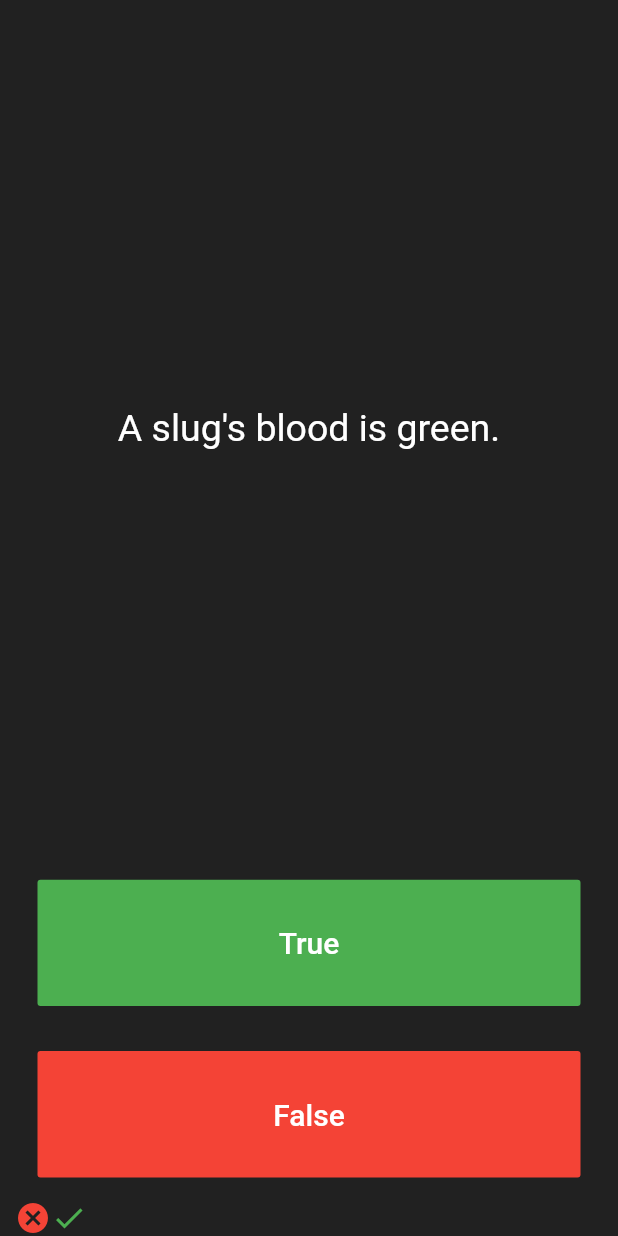
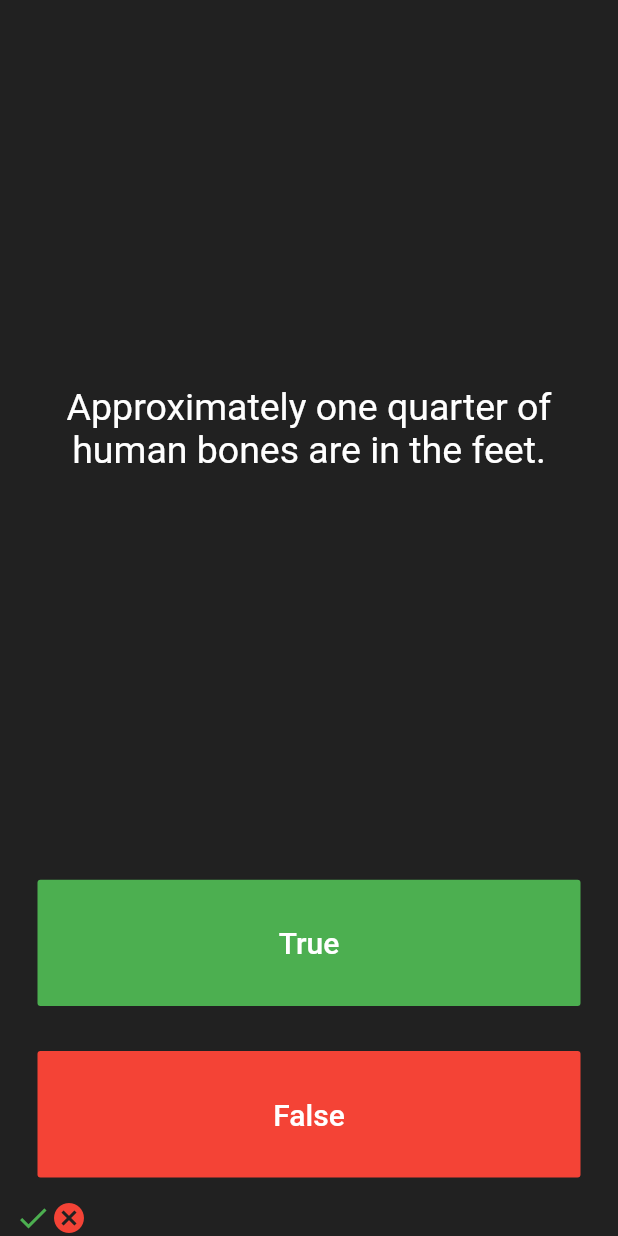
Before and after one commit to pelumy/Quizzler-App, a Flutter app: the screen it shows after launch, after a tap on "True", after a tap on "False", on a phone screen of 412 x 824 dp. Run offline on Flutter 3.47's test engine with Material 2 defaults, Android fonts, the phone set to English and light mode, and no system bars.

Commit message:
implemented abstraction

```diff
--- a/lib/main.dart
+++ b/lib/main.dart
@@ -1,4 +1,7 @@
 import 'package:flutter/material.dart';
+import 'quiz_brain.dart';
+
+QuizBrain quizBrain = QuizBrain();
 
 void main() => runApp(Quizzler());
 
@@ -27,13 +30,6 @@ class QuizPage extends StatefulWidget {
 class _QuizPageState extends State<QuizPage> {
 
   List<Icon> scoreKeeper = [];
-  List<String> questions = [
-    'You can lead a cow down stairs but not up stairs.',
-    'Approximately one quarter of human bones are in the feet.',
-    'A slug\'s blood is green.'
-  ];
-  List<bool> answers = [false, true, true];
-
   int questionNumber = 0;
 
   void changeQuestionNumber() {
@@ -54,7 +50,7 @@ class _QuizPageState extends State<QuizPage> {
             padding: EdgeInsets.all(10.0),
             child: Center(
               child: Text(
-                questions[questionNumber],
+                quizBrain.questionBank[questionNumber].questionText,
                 textAlign: TextAlign.center,
                 style: TextStyle(
                   fontSize: 25.0,
@@ -79,7 +75,7 @@ class _QuizPageState extends State<QuizPage> {
               ),
               onPressed: () {
                 //The user picked true.
-                bool correctAnswer = answers[questionNumber];
+                bool correctAnswer = quizBrain.questionBank[questionNumber].questionAnswer;
                 if (correctAnswer == true) {
                   setState(() {
                     scoreKeeper.add(Icon(Icons.check, color: Colors.green,),);
@@ -108,7 +104,7 @@ class _QuizPageState extends State<QuizPage> {
               ),
               onPressed: () {
                 //The user picked false.
-                bool correctAnswer = answers[questionNumber];
+                bool correctAnswer = quizBrain.questionBank[questionNumber].questionAnswer;
                 if (correctAnswer == false) {
                   setState(() {
                     scoreKeeper.add(Icon(Icons.cancel, color: Colors.red,),);
--- /dev/null
+++ b/lib/question.dart
@@ -0,0 +1,10 @@
+
+class Question {
+  String questionText;
+  bool questionAnswer;
+
+  Question(String q, bool a) {
+    questionText = q;
+    questionAnswer = a;
+  }
+}
--- /dev/null
+++ b/lib/quiz_brain.dart
@@ -0,0 +1,32 @@
+import 'question.dart';
+
+class QuizBrain {
+  List<Question> questionBank = [
+    Question('Some cats are actually allergic to humans', true),
+    Question('You can lead a cow down stairs but not up stairs.', false),
+    Question('Approximately one quarter of human bones are in the feet.', true),
+    Question('A slug\'s blood is green.', true),
+    Question('Buzz Aldrin\'s mother\'s maiden name was \"Moon\".', true),
+    Question('It is illegal to pee in the Ocean in Portugal.', true),
+    Question(
+        'No piece of square dry paper can be folded in half more than 7 times.',
+        false),
+    Question(
+        'In London, UK, if you happen to die in the House of Parliament, you are technically entitled to a state funeral, because the building is considered too sacred a place.',
+        true),
+    Question(
+        'The loudest sound produced by any animal is 188 decibels. That animal is the African Elephant.',
+        false),
+    Question(
+        'The total surface area of two human lungs is approximately 70 square metres.',
+        true),
+    Question('Google was originally called \"Backrub\".', true),
+    Question(
+        'Chocolate affects a dog\'s heart and nervous system; a few ounces are enough to kill a small dog.',
+        true),
+    Question(
+        'In West Virginia, USA, if you accidentally hit an animal with your car, you are free to take it home to eat.',
+        true),
+
+  ];
+}
```
